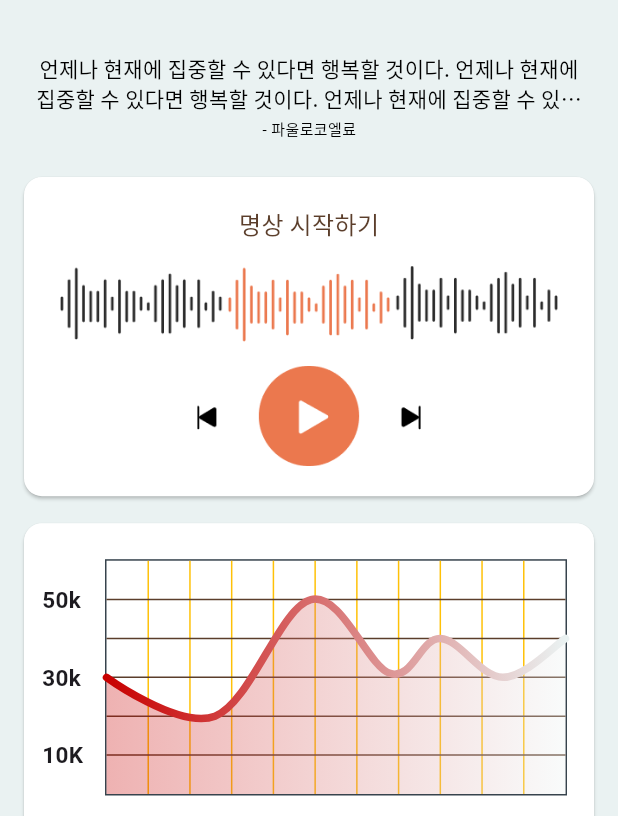
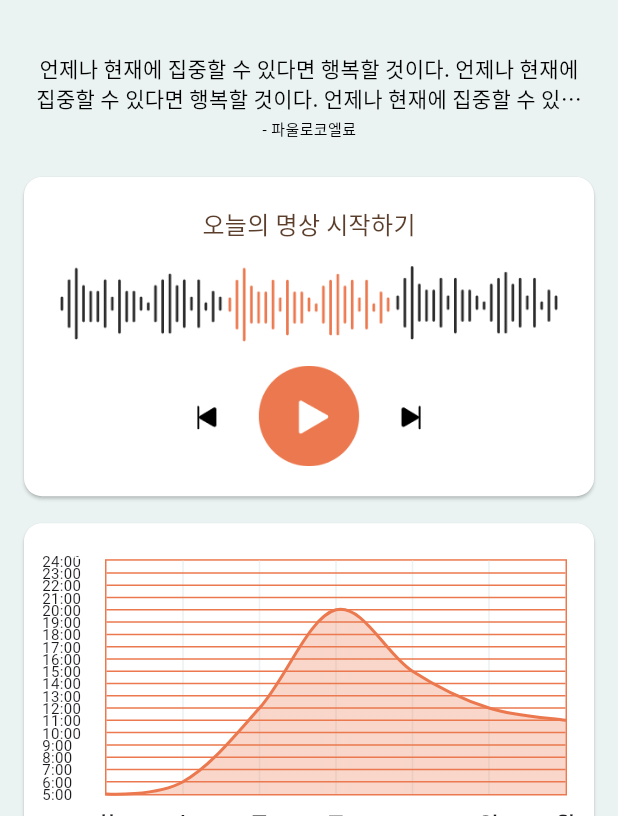
Before and after one commit to EunmiJang247/meditation_friend, a Flutter app: the HomePage screen opened directly, on a phone screen of 412 x 824 dp, the part 420-1236 px from its top. Run offline on Flutter 3.47's test engine with Material 3 defaults, Android fonts, the phone set to English and light mode, and no system bars; drawn by our look-alikes of fl_chart, flutter_image_slideshow; our stand-ins replace cached_network_image, flutter_dotenv, flutter_screenutil, flutter_vector_icons, get_storage, go_router and 3 more; missing offline and left inert: cross_connectivity; accounts and stored records are empty; network calls fail.

Commit message:
마이페이지-완료

```diff
--- a/lib/main.dart
+++ b/lib/main.dart
@@ -9,8 +9,12 @@ import 'package:meditation_friend_app/src/home/contollers/meditation_music_notif
 import 'package:meditation_friend_app/src/splashscreen/views/splashscreen_page.dart';
 import 'package:provider/provider.dart';
 import 'package:meditation_friend_app/src/entrypoint/controllers/bottom_tab_notifier.dart';
+import 'package:intl/date_symbol_data_local.dart'; // 날짜 데이터 초기화
 
 void main() async {
+  WidgetsFlutterBinding.ensureInitialized();
+  await initializeDateFormatting('ko_KR', null); // 한국어 로캘 데이터 초기화
+
   WidgetsFlutterBinding.ensureInitialized();
   // env 파일을 돌려줌
   await dotenv.load(fileName: Environment.fileName);
--- a/lib/src/home/views/home_screen.dart
+++ b/lib/src/home/views/home_screen.dart
@@ -1,9 +1,5 @@
-import 'package:cached_network_image/cached_network_image.dart';
 import 'package:flutter/material.dart';
-import 'package:flutter_screenutil/flutter_screenutil.dart';
 import 'package:meditation_friend_app/common/utils/kcolors.dart';
-import 'package:meditation_friend_app/common/widgets/app_style.dart';
-import 'package:meditation_friend_app/const/resource.dart';
 import 'package:meditation_friend_app/src/home/widgets/meditation_graph.dart';
 import 'package:meditation_friend_app/src/home/widgets/quote_slider.dart';
 import 'package:meditation_friend_app/src/home/widgets/start_meditation_player_btn.dart';
@@ -12,15 +8,13 @@ import 'package:meditation_friend_app/src/home/widgets/top_image.dart';
 class HomePage extends StatelessWidget {
   const HomePage({super.key});
 
-  // 여기서 명상 음악을 전해주기
-
   @override
   Widget build(BuildContext context) {
     return Scaffold(
       backgroundColor: Kolors.kSkyBlue,
       body: ListView(
         padding: const EdgeInsets.symmetric(horizontal: 12),
-        children: [
+        children: const [
           TopImage(),
           SizedBox(height: 4),
           QuoteSlider(),
@@ -28,6 +22,7 @@ class HomePage extends StatelessWidget {
           StartMeditationPlayerBtn(),
           SizedBox(height: 10),
           LineChartSample2(),
+          SizedBox(height: 100),
         ],
       ),
     );
--- a/lib/src/home/widgets/meditation_graph.dart
+++ b/lib/src/home/widgets/meditation_graph.dart
@@ -1,6 +1,7 @@
 import 'package:fl_chart/fl_chart.dart';
 import 'package:flutter/material.dart';
 import 'package:meditation_friend_app/common/utils/kcolors.dart';
+import 'package:intl/intl.dart'; // 날짜 포맷을 위해 추가
 
 class LineChartSample2 extends StatefulWidget {
   const LineChartSample2({super.key});
@@ -10,7 +11,7 @@ class LineChartSample2 extends StatefulWidget {
 }
 
 class _LineChartSample2State extends State<LineChartSample2> {
-  List<Color> gradientColors = [Kolors.kRed, Kolors.kSkyBlue];
+  List<Color> gradientColors = [Kolors.kOrange, Kolors.kOrange];
 
   bool showAvg = false;
 
@@ -29,7 +30,7 @@ class _LineChartSample2State extends State<LineChartSample2> {
                 top: 24,
                 bottom: 12,
               ),
-              child: LineChart(showAvg ? avgData() : mainData()),
+              child: LineChart(mainData()),
             ),
           ),
           SizedBox(
@@ -59,38 +60,76 @@ class _LineChartSample2State extends State<LineChartSample2> {
   }
 
   Widget bottomTitleWidgets(double value, TitleMeta meta) {
-    const style = TextStyle(fontWeight: FontWeight.bold, fontSize: 16);
-    Widget text;
-    switch (value.toInt()) {
-      case 2:
-        text = const Text('MAR', style: style);
-        break;
-      case 5:
-        text = const Text('JUN', style: style);
-        break;
-      case 8:
-        text = const Text('SEP', style: style);
-        break;
-      default:
-        text = const Text('', style: style);
-        break;
-    }
+    const style = TextStyle(fontWeight: FontWeight.bold, fontSize: 14);
 
-    return SideTitleWidget(meta: meta, child: text);
+    // 현재 날짜 가져오기
+    DateTime now = DateTime.now();
+
+    // 최신 날짜에서 value를 빼서 과거 7일로 제한
+    DateTime targetDate = now.subtract(Duration(days: (6 - value.toInt())));
+
+    // 요일 가져오기 (월, 화, 수... 표시)
+    String dayLabel = DateFormat.E(
+      'ko_KR',
+    ).format(targetDate); // '월', '화', '수' 형식
+
+    return SideTitleWidget(meta: meta, child: Text(dayLabel, style: style));
   }
 
   Widget leftTitleWidgets(double value, TitleMeta meta) {
-    const style = TextStyle(fontWeight: FontWeight.bold, fontSize: 15);
+    const style = TextStyle(fontWeight: FontWeight.normal, fontSize: 10);
     String text;
     switch (value.toInt()) {
-      case 1:
-        text = '10K';
+      case 5:
+        text = '5:00';
         break;
-      case 3:
-        text = '30k';
+      case 6:
+        text = '6:00';
         break;
-      case 5:
-        text = '50k';
+      case 7:
+        text = '7:00';
+        break;
+      case 8:
+        text = '8:00';
+        break;
+      case 9:
+        text = '9:00';
+        break;
+      case 10:
+        text = '10:00';
+        break;
+      case 11:
+        text = '11:00';
+        break;
+      case 12:
+        text = '12:00';
+        break;
+      case 13:
+        text = '13:00';
+        break;
+      case 14:
+        text = '14:00';
+      case 15:
+        text = '15:00';
+      case 16:
+        text = '16:00';
+      case 17:
+        text = '17:00';
+      case 18:
+        text = '18:00';
+      case 19:
+        text = '19:00';
+      case 20:
+        text = '20:00';
+      case 21:
+        text = '21:00';
+      case 22:
+        text = '22:00';
+      case 23:
+        text = '23:00';
+      case 24:
+        text = '24:00';
+
         break;
       default:
         return Container();
@@ -107,10 +146,10 @@ class _LineChartSample2State extends State<LineChartSample2> {
         horizontalInterval: 1,
         verticalInterval: 1,
         getDrawingHorizontalLine: (value) {
-          return const FlLine(color: Kolors.kPrimary, strokeWidth: 1);
+          return const FlLine(color: Kolors.kOrange, strokeWidth: 1);
         },
         getDrawingVerticalLine: (value) {
-          return const FlLine(color: Kolors.kGold, strokeWidth: 1);
+          return const FlLine(color: Kolors.kSkyBlue, strokeWidth: 1);
         },
       ),
       titlesData: FlTitlesData(
@@ -138,26 +177,26 @@ class _LineChartSample2State extends State<LineChartSample2> {
       ),
       borderData: FlBorderData(
         show: true,
-        border: Border.all(color: const Color(0xff37434d)),
+        border: Border.all(color: Kolors.kOrange),
       ),
       minX: 0,
-      maxX: 11,
-      minY: 0,
-      maxY: 6,
+      maxX: 6,
+      minY: 5,
+      maxY: 24,
       lineBarsData: [
         LineChartBarData(
           spots: const [
-            FlSpot(0, 3),
-            FlSpot(2.6, 2),
-            FlSpot(4.9, 5),
-            FlSpot(6.8, 3.1),
-            FlSpot(8, 4),
-            FlSpot(9.5, 3),
-            FlSpot(11, 4),
+            FlSpot(0, 5),
+            FlSpot(1, 6),
+            FlSpot(2, 12),
+            FlSpot(3, 20),
+            FlSpot(4, 15),
+            FlSpot(5, 12),
+            FlSpot(6, 11),
           ],
           isCurved: true,
           gradient: LinearGradient(colors: gradientColors),
-          barWidth: 5,
+          barWidth: 2,
           isStrokeCapRound: true,
           dotData: const FlDotData(show: false),
           belowBarData: BarAreaData(
@@ -173,97 +212,4 @@ class _LineChartSample2State extends State<LineChartSample2> {
       ],
     );
   }
-
-  LineChartData avgData() {
-    return LineChartData(
-      lineTouchData: const LineTouchData(enabled: false),
-      gridData: FlGridData(
-        show: true,
-        drawHorizontalLine: true,
-        verticalInterval: 1,
-        horizontalInterval: 1,
-        getDrawingVerticalLine: (value) {
-          return const FlLine(color: Color(0xff37434d), strokeWidth: 1);
-        },
-        getDrawingHorizontalLine: (value) {
-          return const FlLine(color: Color(0xff37434d), strokeWidth: 1);
-        },
-      ),
-      titlesData: FlTitlesData(
-        show: true,
-        bottomTitles: AxisTitles(
-          sideTitles: SideTitles(
-            showTitles: true,
-            reservedSize: 30,
-            getTitlesWidget: bottomTitleWidgets,
-            interval: 1,
-          ),
-        ),
-        leftTitles: AxisTitles(
-          sideTitles: SideTitles(
-            showTitles: true,
-            getTitlesWidget: leftTitleWidgets,
-            reservedSize: 42,
-            interval: 1,
-          ),
-        ),
-        topTitles: const AxisTitles(sideTitles: SideTitles(showTitles: false)),
-        rightTitles: const AxisTitles(
-          sideTitles: SideTitles(showTitles: false),
-        ),
-      ),
-      borderData: FlBorderData(
-        show: true,
-        border: Border.all(color: const Color(0xff37434d)),
-      ),
-      minX: 0,
-      maxX: 11,
-      minY: 0,
-      maxY: 6,
-      lineBarsData: [
-        LineChartBarData(
-          spots: const [
-            FlSpot(0, 3.44),
-            FlSpot(2.6, 3.44),
-            FlSpot(4.9, 3.44),
-            FlSpot(6.8, 3.44),
-            FlSpot(8, 3.44),
-            FlSpot(9.5, 3.44),
-            FlSpot(11, 3.44),
-          ],
-          isCurved: true,
-          gradient: LinearGradient(
-            colors: [
-              ColorTween(
-                begin: gradientColors[0],
-                end: gradientColors[1],
-              ).lerp(0.2)!,
-              ColorTween(
-                begin: gradientColors[0],
-                end: gradientColors[1],
-              ).lerp(0.2)!,
-            ],
-          ),
-          barWidth: 5,
-          isStrokeCapRound: true,
-          dotData: const FlDotData(show: false),
-          belowBarData: BarAreaData(
-            show: true,
-            gradient: LinearGradient(
-              colors: [
-                ColorTween(
-                  begin: gradientColors[0],
-                  end: gradientColors[1],
-                ).lerp(0.2)!.withValues(alpha: 0.1),
-                ColorTween(
-                  begin: gradientColors[0],
-                  end: gradientColors[1],
-                ).lerp(0.2)!.withValues(alpha: 0.1),
-              ],
-            ),
-          ),
-        ),
-      ],
-    );
-  }
 }
--- a/lib/src/home/widgets/start_meditation_player_btn.dart
+++ b/lib/src/home/widgets/start_meditation_player_btn.dart
@@ -36,7 +36,7 @@ class StartMeditationPlayerBtn extends StatelessWidget {
             crossAxisAlignment: CrossAxisAlignment.center,
             children: [
               ReusableText(
-                text: '명상 시작하기',
+                text: '오늘의 명상 시작하기',
                 style: appStyle(16, Kolors.kPrimary, FontWeight.normal),
               ),
               const SizedBox(height: 16),
--- a/pubspec.yaml
+++ b/pubspec.yaml
@@ -39,6 +39,7 @@ dependencies:
   flutter_local_notifications: ^17.0.0
   fl_chart: ^0.70.2
   just_audio: ^0.9.46
+  intl: ^0.19.0
   # firebase_core: ^2.32.0
 
 dev_dependencies:
```
Also changed, not shown: lib/common/utils/app_routes.dart (+7 -7 lines), lib/src/entrypoint/views/entrypoint.dart (+1 -23 lines), lib/src/mypage/views/mypage_screen.dart (+70 -1 lines), lib/src/mypage/widgets/tile_widget.dart (added, +28 -0 lines), lib/src/profile/views/profile_screen.dart (deleted, +0 -10 lines), lib/src/settings/views/settings_screen.dart (deleted, +0 -14 lines), pubspec.lock.
